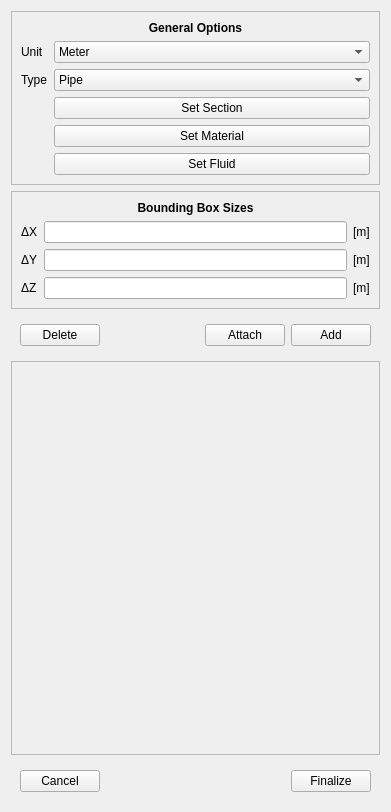
Old version of the form pulse/interface/ui_files/model/geometry/geometry_designer_widget.ui in the repository open-pulse/OpenPulse.
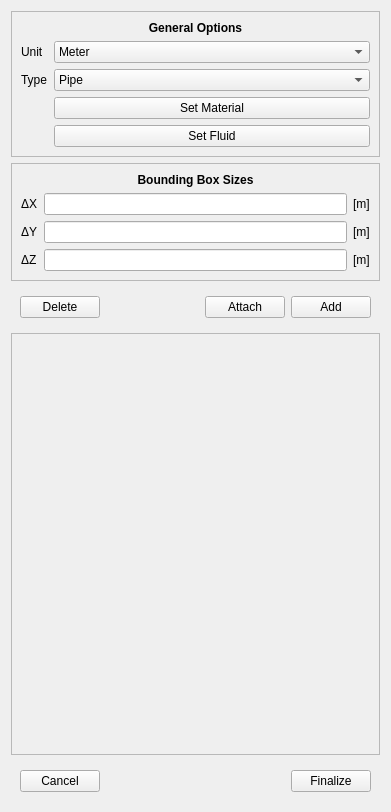
New version of the form.

Commit message: WIP: creating a option widget for every structure

```diff
--- a/pulse/interface/ui_files/model/geometry/geometry_designer_widget.ui
+++ b/pulse/interface/ui_files/model/geometry/geometry_designer_widget.ui
@@ -145,27 +145,20 @@
           </item>
          </widget>
         </item>
-        <item row="3" column="1">
+        <item row="2" column="1">
          <widget class="QPushButton" name="set_material_button">
           <property name="text">
            <string>Set Material</string>
           </property>
          </widget>
         </item>
-        <item row="4" column="1">
+        <item row="3" column="1">
          <widget class="QPushButton" name="set_fluid_button">
           <property name="text">
            <string>Set Fluid</string>
           </property>
          </widget>
         </item>
-        <item row="2" column="1">
-         <widget class="QPushButton" name="set_section_button">
-          <property name="text">
-           <string>Set Section</string>
-          </property>
-         </widget>
-        </item>
        </layout>
       </item>
      </layout>
```
Left out of the diff: 3 changed lines with no effect on the pictures. The commit also changes 6 other files.
